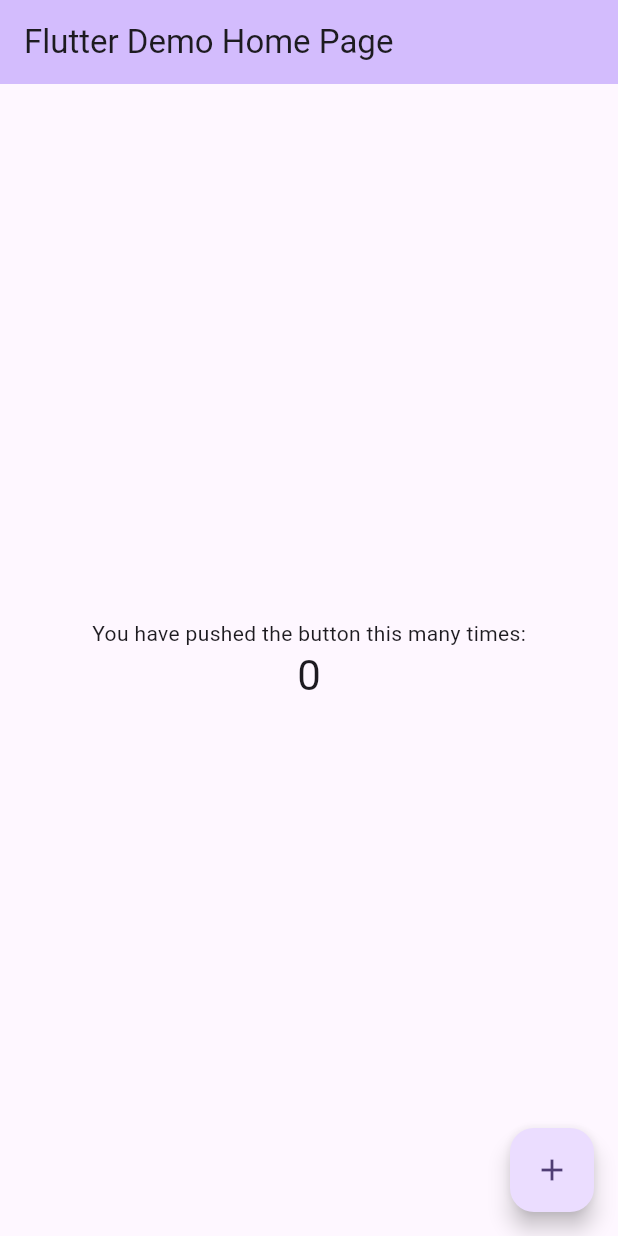
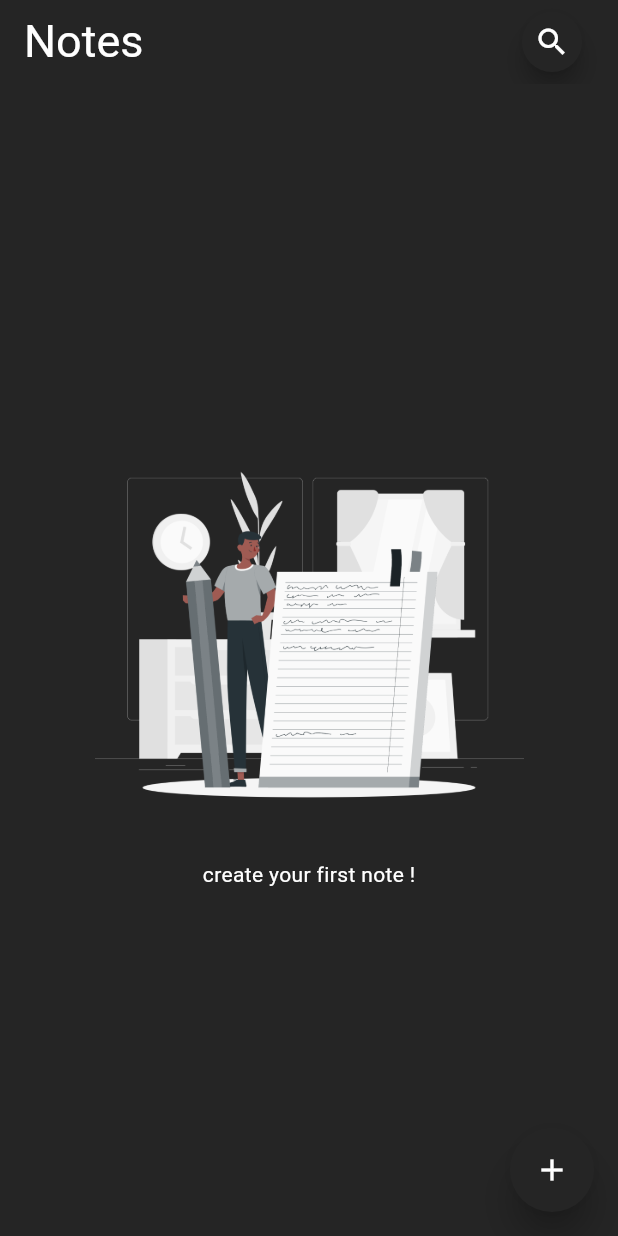
Before and after one commit to aqquaa-4thewin/flutter_side_project, a Flutter app: the screen it shows after launch, on a phone screen of 412 x 824 dp. Run offline on Flutter 3.47's test engine with Material 3 defaults, Android fonts, the phone set to English and light mode, and no system bars.

Commit message:
finished the empty home page!

```diff
--- a/lib/main.dart
+++ b/lib/main.dart
@@ -1,4 +1,5 @@
 import 'package:flutter/material.dart';
+import 'package:flutter_side_project/pages/home-empty.dart';
 
 void main() {
   runApp(const MyApp());
@@ -11,115 +12,12 @@
   @override
   Widget build(BuildContext context) {
     return MaterialApp(
-      title: 'Flutter Demo',
+      title: 'Notes App',
       theme: ThemeData(
-        // This is the theme of your application.
-        //
-        // TRY THIS: Try running your application with "flutter run". You'll see
-        // the application has a purple toolbar. Then, without quitting the app,
-        // try changing the seedColor in the colorScheme below to Colors.green
-        // and then invoke "hot reload" (save your changes or press the "hot
-        // reload" button in a Flutter-supported IDE, or press "r" if you used
-        // the command line to start the app).
-        //
-        // Notice that the counter didn't reset back to zero; the application
-        // state is not lost during the reload. To reset the state, use hot
-        // restart instead.
-        //
-        // This works for code too, not just values: Most code changes can be
-        // tested with just a hot reload.
-        colorScheme: ColorScheme.fromSeed(seedColor: Colors.deepPurple),
         useMaterial3: true,
       ),
-      home: const MyHomePage(title: 'Flutter Demo Home Page'),
+      home: const HomePageEmpty(),
+      debugShowCheckedModeBanner: false,
     );
   }
 }
-
-class MyHomePage extends StatefulWidget {
-  const MyHomePage({super.key, required this.title});
-
-  // This widget is the home page of your application. It is stateful, meaning
-  // that it has a State object (defined below) that contains fields that affect
-  // how it looks.
-
-  // This class is the configuration for the state. It holds the values (in this
-  // case the title) provided by the parent (in this case the App widget) and
-  // used by the build method of the State. Fields in a Widget subclass are
-  // always marked "final".
-
-  final String title;
-
-  @override
-  State<MyHomePage> createState() => _MyHomePageState();
-}
-
-class _MyHomePageState extends State<MyHomePage> {
-  int _counter = 0;
-
-  void _incrementCounter() {
-    setState(() {
-      // This call to setState tells the Flutter framework that something has
-      // changed in this State, which causes it to rerun the build method below
-      // so that the display can reflect the updated values. If we changed
-      // _counter without calling setState(), then the build method would not be
-      // called again, and so nothing would appear to happen.
-      _counter++;
-    });
-  }
-
-  @override
-  Widget build(BuildContext context) {
-    // This method is rerun every time setState is called, for instance as done
-    // by the _incrementCounter method above.
-    //
-    // The Flutter framework has been optimized to make rerunning build methods
-    // fast, so that you can just rebuild anything that needs updating rather
-    // than having to individually change instances of widgets.
-    return Scaffold(
-      appBar: AppBar(
-        // TRY THIS: Try changing the color here to a specific color (to
-        // Colors.amber, perhaps?) and trigger a hot reload to see the AppBar
-        // change color while the other colors stay the same.
-        backgroundColor: Theme.of(context).colorScheme.inversePrimary,
-        // Here we take the value from the MyHomePage object that was created by
-        // the App.build method, and use it to set our appbar title.
-        title: Text(widget.title),
-      ),
-      body: Center(
-        // Center is a layout widget. It takes a single child and positions it
-        // in the middle of the parent.
-        child: Column(
-          // Column is also a layout widget. It takes a list of children and
-          // arranges them vertically. By default, it sizes itself to fit its
-          // children horizontally, and tries to be as tall as its parent.
-          //
-          // Column has various properties to control how it sizes itself and
-          // how it positions its children. Here we use mainAxisAlignment to
-          // center the children vertically; the main axis here is the vertical
-          // axis because Columns are vertical (the cross axis would be
-          // horizontal).
-          //
-          // TRY THIS: Invoke "debug painting" (choose the "Toggle Debug Paint"
-          // action in the IDE, or press "p" in the console), to see the
-          // wireframe for each widget.
-          mainAxisAlignment: MainAxisAlignment.center,
-          children: <Widget>[
-            const Text(
-              'You have pushed the button this many times:',
-            ),
-            Text(
-              '$_counter',
-              style: Theme.of(context).textTheme.headlineMedium,
-            ),
-          ],
-        ),
-      ),
-      floatingActionButton: FloatingActionButton(
-        onPressed: _incrementCounter,
-        tooltip: 'Increment',
-        child: const Icon(Icons.add),
-      ), // This trailing comma makes auto-formatting nicer for build methods.
-    );
-  }
-}
--- /dev/null
+++ b/lib/pages/add-note.dart
@@ -0,0 +1,19 @@
+import 'package:flutter/material.dart';
+
+class AddNotePage extends StatefulWidget {
+  const AddNotePage({super.key});
+
+  @override
+  State<AddNotePage> createState() => _AddNotePageState();
+}
+
+class _AddNotePageState extends State<AddNotePage> {
+  @override
+  Widget build(BuildContext context) {
+    return Scaffold(
+      appBar: AppBar(
+        actions: [],
+      ),
+    );
+  }
+}
--- /dev/null
+++ b/lib/pages/home-empty.dart
@@ -0,0 +1,73 @@
+import 'package:flutter/material.dart';
+import 'package:flutter_side_project/pages/add-note.dart';
+import 'package:flutter_side_project/theme/colors.dart';
+
+class HomePageEmpty extends StatefulWidget {
+  const HomePageEmpty({super.key});
+
+  @override
+  State<HomePageEmpty> createState() => _HomePageEmptyState();
+}
+
+class _HomePageEmptyState extends State<HomePageEmpty> {
+  @override
+  Widget build(BuildContext context) {
+    return Scaffold(
+      backgroundColor: const Color(0xFF252525),
+      appBar: AppBar(
+        backgroundColor: Color(0xFF252525),
+        title: const Text(
+          "Notes",
+          style: TextStyle(color: Colors.white, fontSize: 30),
+        ),
+        actions: [
+          Padding(
+            padding: const EdgeInsets.symmetric(horizontal: 20),
+            child: FloatingActionButton(
+              onPressed: () {
+                Navigator.push(
+                  context,
+                  MaterialPageRoute<void>(
+                    builder: (BuildContext context) => const AddNotePage(),
+                  ),
+                );
+              },
+              backgroundColor: Color(0xFF252525),
+              foregroundColor: Colors.white,
+              mini: true,
+              shape: CircleBorder(),
+              child: const Icon(
+                Icons.search_outlined,
+              ),
+            ),
+          )
+        ],
+      ),
+      body: Center(
+        child: Column(
+          mainAxisAlignment: MainAxisAlignment.center,
+          children: [
+            SizedBox(
+                width: 350,
+                height: 286,
+                child: Image.asset("assets/Notebook-rafiki.png")),
+            const Text(
+              "create your first note !",
+              style: TextStyle(color: Colors.white),
+            )
+          ],
+        ),
+      ),
+      floatingActionButton: FloatingActionButton(
+          onPressed: () {},
+          shape: CircleBorder(),
+          elevation: 10,
+          backgroundColor: Color(0xFF252525),
+          foregroundColor: Colors.white,
+          highlightElevation: 33,
+          child: Icon(
+            Icons.add,
+          )),
+    );
+  }
+}
--- /dev/null
+++ b/lib/theme/colors.dart
@@ -0,0 +1,3 @@
+import 'package:flutter/material.dart';
+
+Color primary = Color(0xFF252525);
--- /dev/null
+++ b/lib/widgets/custom-button.dart
@@ -0,0 +1,16 @@
+import 'package:flutter/material.dart';
+
+class CustomButton extends StatefulWidget {
+  Icon icon = Icon(Icons.add);
+  CustomButton({super.key, required icon});
+
+  @override
+  State<CustomButton> createState() => _CustomButtonState();
+}
+
+class _CustomButtonState extends State<CustomButton> {
+  @override
+  Widget build(BuildContext context) {
+    return const Placeholder();
+  }
+}
--- a/pubspec.yaml
+++ b/pubspec.yaml
@@ -59,8 +59,8 @@ flutter:
   uses-material-design: true
 
   # To add assets to your application, add an assets section, like this:
-  # assets:
-  #   - images/a_dot_burr.jpeg
+  assets:
+    - assets/Notebook-rafiki.png
   #   - images/a_dot_ham.jpeg
 
   # An image asset can refer to one or more resolution-specific "variants", see
```
Also changed, not shown: assets/Notebook-rafiki.png (added), lib/pages/edit-note.dart (added), lib/pages/home-screen.dart (added).
